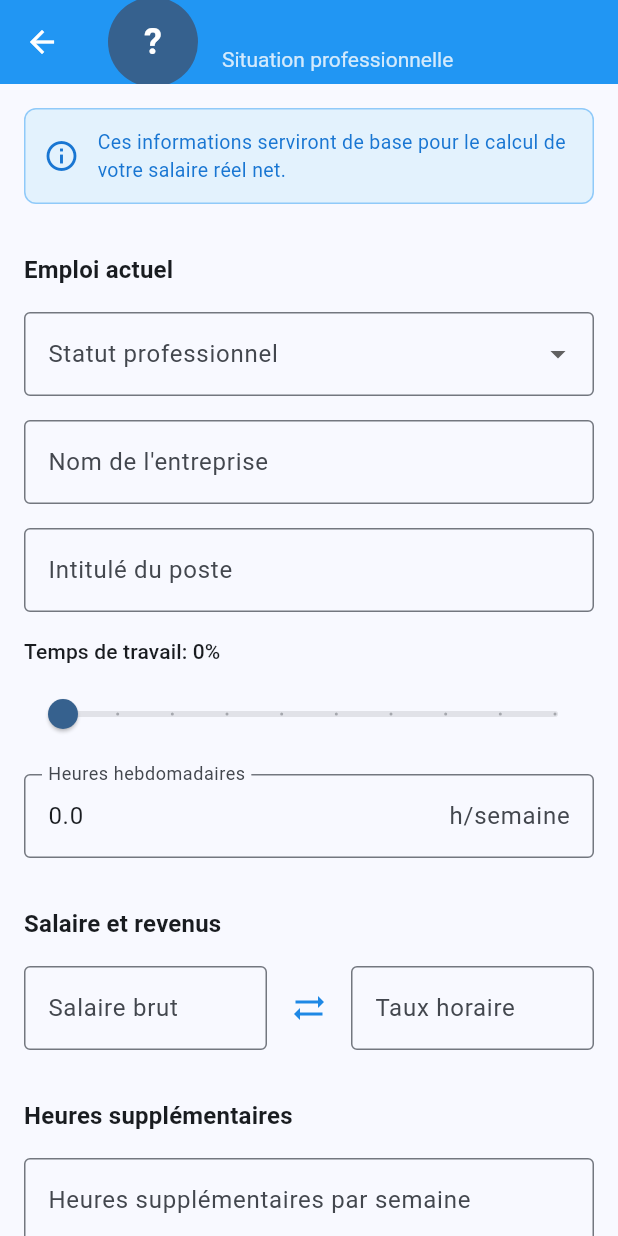
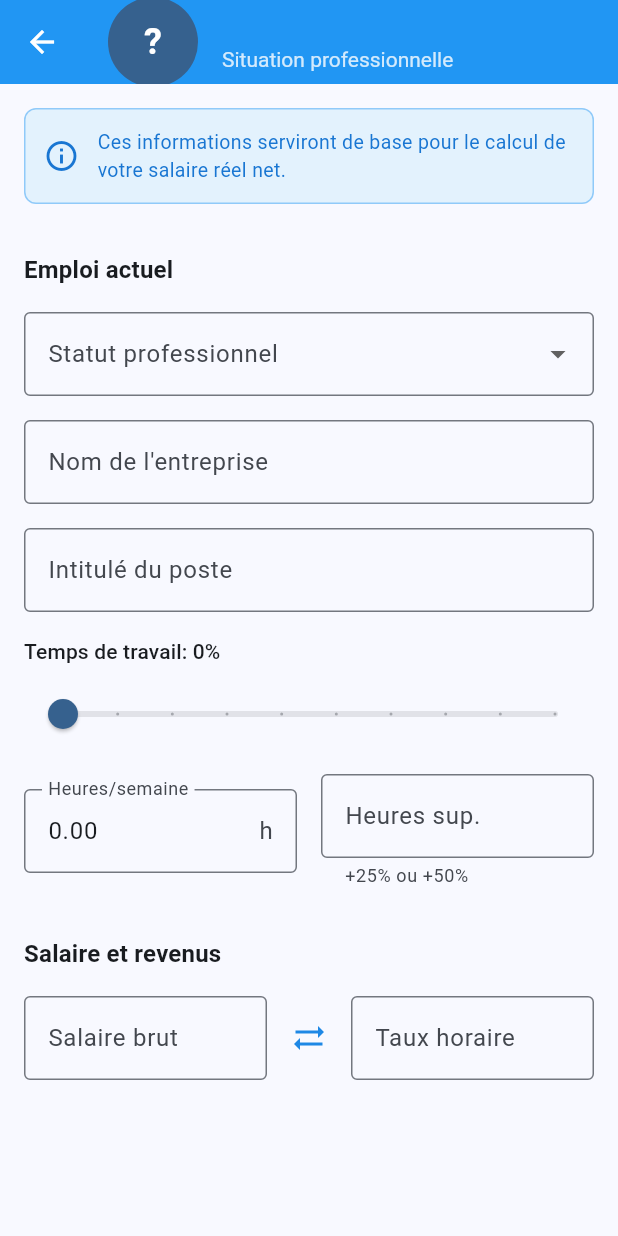
Before and after one commit to ShakaTry/job_cost, a Flutter app: the ProfessionalSituationScreen screen opened directly with empty values, on a phone screen of 412 x 824 dp. Run offline on Flutter 3.47's test engine with Material 3 defaults, Android fonts, the phone set to English and light mode, and no system bars; our stand-ins replace shared_preferences; accounts and stored records are empty.

Commit message:
refactor: Optimiser l'affichage des heures dans le formulaire
- Format 2 décimales pour heures hebdo et heures sup (35.00)
- Heures hebdomadaires et heures sup côte à côte pour gagner de l'espace
- Suppression de la section heures sup séparée (redondante)
- Interface plus compacte et cohérente

🤖 Generated with [Claude Code](https://claude.ai/code)

Co-Authored-By: Claude <noreply@anthropic.com>

```diff
--- a/lib/screens/professional_situation_screen.dart
+++ b/lib/screens/professional_situation_screen.dart
@@ -47,8 +47,8 @@ class _ProfessionalSituationScreenState extends State<ProfessionalSituationScree
     _hourlyRateController = TextEditingController();
     _employmentStatus = widget.profile.employmentStatus;
     _workTimePercentage = widget.profile.workTimePercentage;
-    _weeklyHoursController = TextEditingController(text: widget.profile.weeklyHours.toString());
-    _overtimeHoursController = TextEditingController(text: widget.profile.overtimeHours > 0 ? widget.profile.overtimeHours.toString() : '');
+    _weeklyHoursController = TextEditingController(text: widget.profile.weeklyHours.toStringAsFixed(2));
+    _overtimeHoursController = TextEditingController(text: widget.profile.overtimeHours > 0 ? widget.profile.overtimeHours.toStringAsFixed(2) : '');
     _salaryFocusNode = FocusNode();
 
     // Initialiser les valeurs exactes
@@ -203,7 +203,7 @@ class _ProfessionalSituationScreenState extends State<ProfessionalSituationScree
   void _updateHoursFromPercentage() {
     final newWeeklyHours = (_dureeLegaleHebdo * _workTimePercentage / 100);
     _isUpdating = true;
-    _weeklyHoursController.text = newWeeklyHours.toStringAsFixed(1);
+    _weeklyHoursController.text = newWeeklyHours.toStringAsFixed(2);
     _isUpdating = false;
   }
 
@@ -495,20 +495,45 @@ class _ProfessionalSituationScreenState extends State<ProfessionalSituationScree
 
               const SizedBox(height: AppConstants.defaultPadding),
 
-              // Champ heures hebdomadaires
-              TextFormField(
+              // Heures hebdomadaires et supplémentaires côte à côte
+              Row(
+                children: [
+                  Expanded(
+                    child: TextFormField(
                       controller: _weeklyHoursController,
                       decoration: const InputDecoration(
-                  labelText: 'Heures hebdomadaires',
-                  hintText: 'Ex: 35.0',
+                        labelText: 'Heures/semaine',
+                        hintText: 'Ex: 35.00',
                         border: OutlineInputBorder(),
-                  suffixText: 'h/semaine',
+                        suffixText: 'h',
                       ),
                       keyboardType: const TextInputType.numberWithOptions(decimal: true),
                       inputFormatters: [
                         FilteringTextInputFormatter.allow(RegExp(r'[0-9.]')),
                       ],
                       textInputAction: TextInputAction.next,
+                    ),
+                  ),
+                  const SizedBox(width: AppConstants.defaultPadding),
+                  Expanded(
+                    child: TextFormField(
+                      controller: _overtimeHoursController,
+                      decoration: const InputDecoration(
+                        labelText: 'Heures sup.',
+                        hintText: 'Ex: 4.00',
+                        border: OutlineInputBorder(),
+                        suffixText: 'h/sem',
+                        helperText: '+25% ou +50%',
+                        helperMaxLines: 1,
+                      ),
+                      keyboardType: const TextInputType.numberWithOptions(decimal: true),
+                      inputFormatters: [
+                        FilteringTextInputFormatter.allow(RegExp(r'[0-9.]')),
+                      ],
+                      textInputAction: TextInputAction.next,
+                    ),
+                  ),
+                ],
               ),
 
               const SizedBox(height: AppConstants.largePadding),
@@ -566,34 +591,7 @@ class _ProfessionalSituationScreenState extends State<ProfessionalSituationScree
                 ],
               ),
 
-              const SizedBox(height: AppConstants.largePadding),
-
-              // Section Heures supplémentaires
-              Text(
-                AppStrings.overtimeSection,
-                style: Theme.of(context).textTheme.titleMedium?.copyWith(
-                  fontWeight: FontWeight.bold,
-                ),
-              ),
-              const SizedBox(height: AppConstants.defaultPadding),
-
-              TextFormField(
-                controller: _overtimeHoursController,
-                decoration: const InputDecoration(
-                  labelText: AppStrings.overtimeHours,
-                  hintText: AppStrings.overtimeHoursHint,
-                  border: OutlineInputBorder(),
-                  suffixText: 'h/semaine',
-                  helperText: 'Au-delà de 35h : +25% (36-43h), +50% (>43h)',
-                ),
-                keyboardType: const TextInputType.numberWithOptions(decimal: true),
-                inputFormatters: [
-                  FilteringTextInputFormatter.allow(RegExp(r'[0-9.]')),
-                ],
-                textInputAction: TextInputAction.done,
-              ),
-
-              // Cadre récapitulatif unique
+              // Cadre récapitulatif
               if (monthlySalary > 0) ...[
                 const SizedBox(height: AppConstants.defaultPadding),
 
```
Lines whose indentation alone changed are shown as unchanged.
